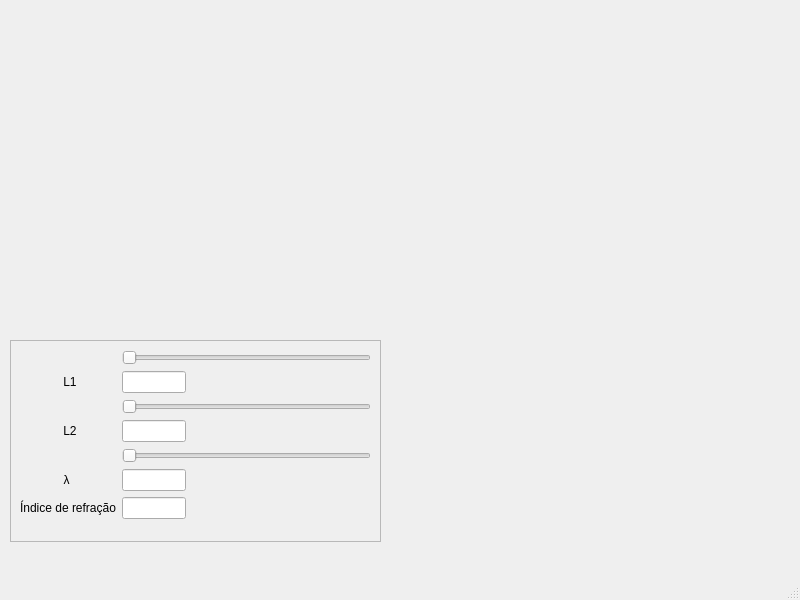
Above: IDM_GUI.ui from deep-in-the-pc/Michelson-interferometer-Simulator before the change. Below: the same form after it.
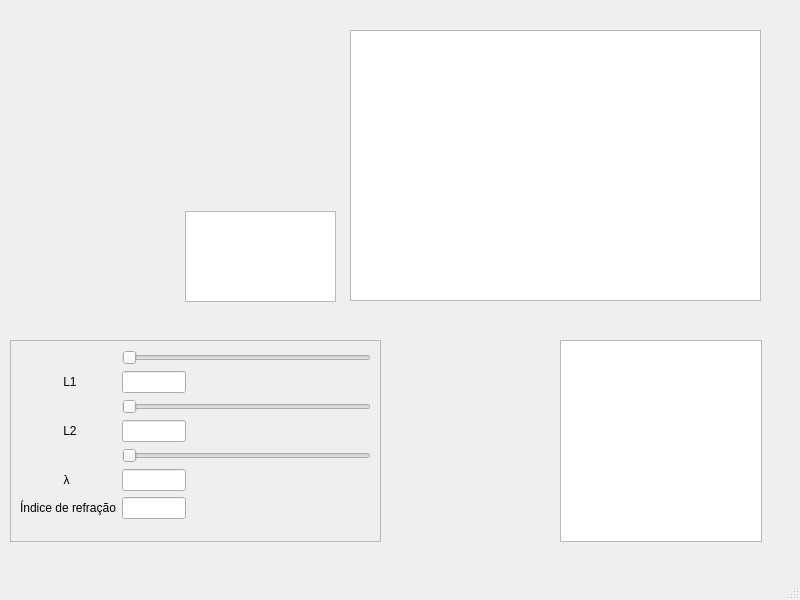
That is the form after the change.

Commit message: Updated IDM_GUI_QT5 Added Graphic Views

```diff
--- a/IDM_GUI.ui
+++ b/IDM_GUI.ui
@@ -157,6 +157,36 @@
      </item>
     </layout>
    </widget>
+   <widget class="QGraphicsView" name="Franjas_graphicsView">
+    <property name="geometry">
+     <rect>
+      <x>560</x>
+      <y>340</y>
+      <width>202</width>
+      <height>202</height>
+     </rect>
+    </property>
+   </widget>
+   <widget class="QGraphicsView" name="Scheme_graphicsView">
+    <property name="geometry">
+     <rect>
+      <x>350</x>
+      <y>30</y>
+      <width>411</width>
+      <height>271</height>
+     </rect>
+    </property>
+   </widget>
+   <widget class="QGraphicsView" name="Wave_graphicsView">
+    <property name="geometry">
+     <rect>
+      <x>185</x>
+      <y>211</y>
+      <width>151</width>
+      <height>91</height>
+     </rect>
+    </property>
+   </widget>
   </widget>
   <widget class="QMenuBar" name="menubar">
    <property name="geometry">
```
Left out of the diff: 20 changed lines with no effect on the pictures. The commit also changes 1 other file.
